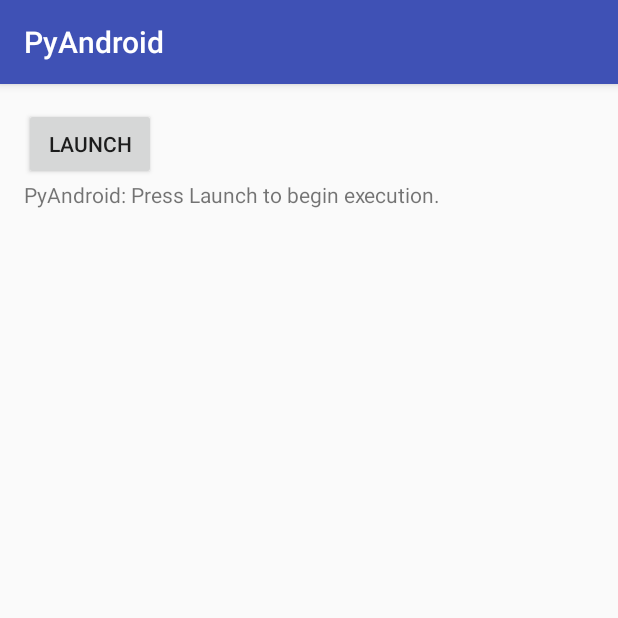
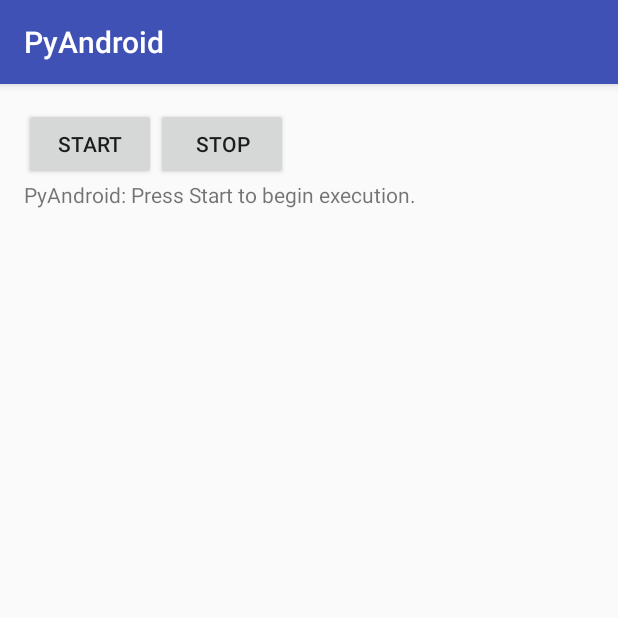
Before and after one commit to RunasSudo/PyAndroid, an Android app: the screen it shows after launch (MainActivity), on a phone screen of 412 x 824 dp, the top half of it. Run offline under Robolectric (Android 15) with nearby library versions, the phone set to English and light mode, and no system bars.

Commit message:
Add Stop button

```diff
--- a/app/src/main/res/layout/activity_main.xml
+++ b/app/src/main/res/layout/activity_main.xml
@@ -10,11 +10,21 @@
 	android:paddingTop="@dimen/activity_vertical_margin"
 	tools:context="com.runassudo.pyandroid.MainActivity">
 
-	<Button
-		android:layout_width="wrap_content"
+	<LinearLayout
+		android:layout_width="match_parent"
 		android:layout_height="wrap_content"
-		android:text="Launch"
-		android:onClick="onLaunchButtonClick" />
+		android:orientation="horizontal">
+		<Button
+			android:layout_width="wrap_content"
+			android:layout_height="wrap_content"
+			android:text="Start"
+			android:onClick="onStartButtonClick" />
+		<Button
+			android:layout_width="wrap_content"
+			android:layout_height="wrap_content"
+			android:text="Stop"
+			android:onClick="onStopButtonClick" />
+	</LinearLayout>
 
 	<ScrollView
 		android:id="@+id/script_log_scroll"
@@ -25,6 +35,6 @@
 			android:id="@+id/script_log"
 			android:layout_width="wrap_content"
 			android:layout_height="wrap_content"
-			android:text="PyAndroid: Press Launch to begin execution." />
+			android:text="PyAndroid: Press Start to begin execution." />
 	</ScrollView>
 </LinearLayout>
```
Also changed, not shown: app/src/main/java/com/runassudo/pyandroid/LaunchPyService.java (+16 -0 lines), app/src/main/java/com/runassudo/pyandroid/MainActivity.java (+13 -4 lines), app/src/main/java/com/runassudo/pyandroid/PyService.java (+6 -1 lines), 1 other file.
